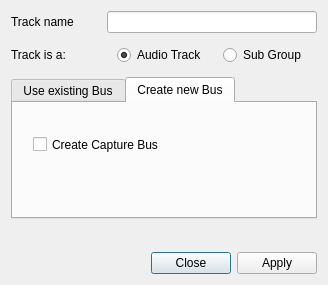
Old version of the form src/traverso/ui/NewTrackDialog.ui in the repository ErwanLegrand/Traverso-DAW.
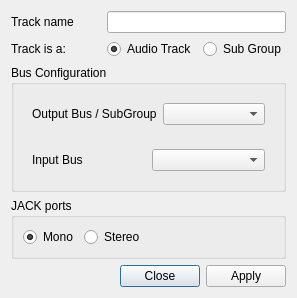
New version of the form. The open tabs and pages were chosen to show the change.

Commit message:
if driver = jack, newly created tracks create jack ports automatically
depending if the track is a mono or stereo track
Very fragile code, needs huge improvements

```diff
--- a/src/traverso/ui/NewTrackDialog.ui
+++ b/src/traverso/ui/NewTrackDialog.ui
@@ -6,17 +6,14 @@
    <rect>
     <x>0</x>
     <y>0</y>
-    <width>328</width>
-    <height>285</height>
+    <width>285</width>
+    <height>261</height>
    </rect>
   </property>
   <property name="windowTitle">
    <string>New Track(s)</string>
   </property>
-  <layout class="QVBoxLayout" name="verticalLayout_6">
-   <property name="spacing">
-    <number>12</number>
-   </property>
+  <layout class="QVBoxLayout" name="verticalLayout_3">
    <item>
     <layout class="QHBoxLayout">
      <property name="spacing">
@@ -78,18 +75,14 @@
     </layout>
    </item>
    <item>
-    <widget class="QTabWidget" name="tabWidget">
-     <property name="currentIndex">
-      <number>0</number>
+    <widget class="QGroupBox" name="busConfigGroupBox">
+     <property name="title">
+      <string>Bus Configuration</string>
      </property>
-     <widget class="QWidget" name="tab">
-      <attribute name="title">
-       <string>Use existing Bus</string>
-      </attribute>
-      <layout class="QVBoxLayout" name="verticalLayout">
+     <layout class="QVBoxLayout" name="verticalLayout_2">
        <item>
         <widget class="QFrame" name="">
-         <layout class="QHBoxLayout" name="horizontalLayout_2">
+        <layout class="QHBoxLayout" name="horizontalLayout_4">
           <item>
            <widget class="QLabel" name="label_4">
             <property name="text">
@@ -119,39 +112,55 @@
          </layout>
         </widget>
        </item>
+     </layout>
+     <zorder>label_4</zorder>
+     <zorder>outputBuses</zorder>
+     <zorder>label_4</zorder>
+     <zorder>inputBuses</zorder>
+     <zorder>label_3</zorder>
+    </widget>
+   </item>
        <item>
-        <spacer name="verticalSpacer_2">
+    <widget class="QGroupBox" name="jackTrackGroupBox">
+     <property name="title">
+      <string>JACK ports</string>
+     </property>
+     <layout class="QVBoxLayout" name="verticalLayout">
+      <item>
+       <layout class="QHBoxLayout" name="horizontalLayout_2">
+        <item>
+         <widget class="QRadioButton" name="monoRadioButton">
+          <property name="text">
+           <string>Mono</string>
+          </property>
+          <property name="checked">
+           <bool>true</bool>
+          </property>
+         </widget>
+        </item>
+        <item>
+         <widget class="QRadioButton" name="stereoRadioButton">
+          <property name="text">
+           <string>Stereo</string>
+          </property>
+         </widget>
+        </item>
+        <item>
+         <spacer name="horizontalSpacer">
          <property name="orientation">
-          <enum>Qt::Vertical</enum>
+           <enum>Qt::Horizontal</enum>
          </property>
          <property name="sizeHint" stdset="0">
           <size>
-           <width>20</width>
+            <width>40</width>
            <height>20</height>
           </size>
          </property>
         </spacer>
        </item>
       </layout>
-     </widget>
-     <widget class="QWidget" name="tab_2">
-      <attribute name="title">
-       <string>Create new Bus</string>
-      </attribute>
-      <widget class="QCheckBox" name="checkBox">
-       <property name="geometry">
-        <rect>
-         <x>20</x>
-         <y>30</y>
-         <width>221</width>
-         <height>23</height>
-        </rect>
-       </property>
-       <property name="text">
-        <string>Create Capture Bus</string>
-       </property>
-      </widget>
-     </widget>
+      </item>
+     </layout>
     </widget>
    </item>
    <item>
@@ -162,7 +171,7 @@
      <property name="sizeHint" stdset="0">
       <size>
        <width>20</width>
-       <height>32</height>
+       <height>2</height>
       </size>
      </property>
     </spacer>
```
Left out of the diff: 2 changed lines with no effect on the pictures. Lines whose indentation alone changed are shown as unchanged. The commit also changes 3 other files.
